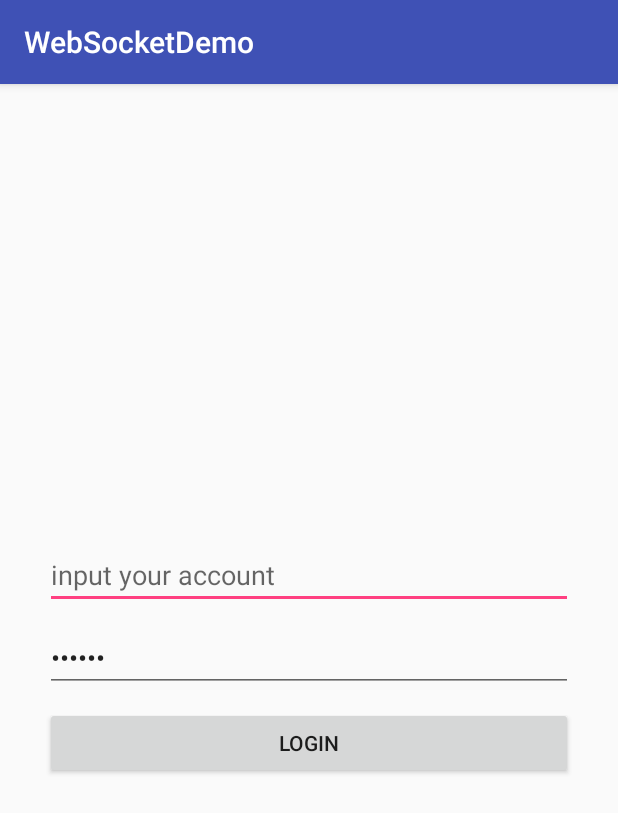
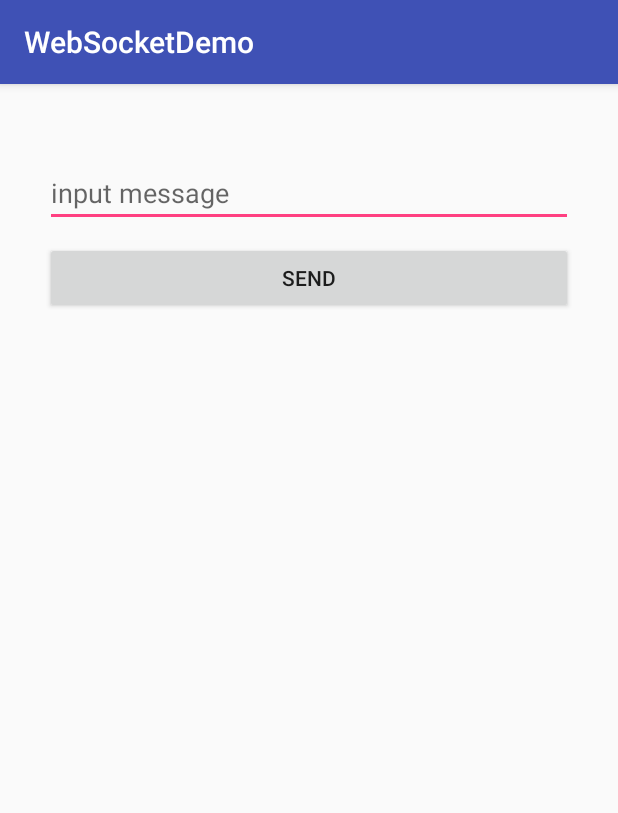
Before and after one commit to 0xZhangKe/WebSocketDemo, an Android app: the screen it shows after launch (LoginActivity), on a phone screen of 412 x 824 dp. Shown: the top 813 px of the screen. Run offline under Robolectric (Android 15) with nearby library versions, the phone set to English and light mode, and no system bars; libraries missing offline, so code that uses them is left out: com.alibaba.fastjson, org.java_websocket, org.java_websocket.drafts, org.java_websocket.framing; 5 statements that could not run were skipped.

Commit message:
完善测试代码

```diff
--- a/sample/src/main/java/com/zhangke/websocketdemo/App.java
+++ b/sample/src/main/java/com/zhangke/websocketdemo/App.java
@@ -19,11 +19,11 @@ public class App extends Application {
         WebSocketHandler.registerNetworkChangedReceiver(this);
 
         WebSocketSetting setting = new WebSocketSetting();
-        setting.setConnectUrl("Your WebSocket connect url");//必选
+        setting.setConnectUrl("wss://zldtest.zlddata.cn/wsapi");//必选
         setting.setReconnectWithNetworkChanged(true);
         setting.setProcessDataOnBackground(true);
         setting.setReconnectFrequency(20);
-        setting.setResponseProcessDispatcher(new AppResponseDispatcher<CommonResponseEntity>());
+        setting.setResponseProcessDispatcher(new AppResponseDispatcher());
         setting.setConnectTimeout(60);
 
         WebSocketHandler.initDefaultWebSocket(setting)
--- a/sample/src/main/java/com/zhangke/websocketdemo/AppResponseDispatcher.java
+++ b/sample/src/main/java/com/zhangke/websocketdemo/AppResponseDispatcher.java
@@ -9,14 +9,14 @@ import com.zhangke.websocket.response.ErrorResponse;
 /**
  * Created by ZhangKe on 2018/6/27.
  */
-public class AppResponseDispatcher<T> extends SimpleDispatcher<T> {
+public class AppResponseDispatcher extends SimpleDispatcher {
 
     private static final String LOGTAG = "AppResponseDispatcher";
 
     @Override
     public void onMessage(String message, ResponseDelivery delivery) {
         CommonResponseEntity entity = new CommonResponseEntity();
-        delivery.onMessage(entity);
+        delivery.onMessage(message, entity);
     }
 
     /**
@@ -26,14 +26,14 @@ public class AppResponseDispatcher<T> extends SimpleDispatcher<T> {
     @Override
     public void onSendDataError(ErrorResponse error, ResponseDelivery delivery) {
         switch (error.getErrorCode()) {
-            case 1:
+            case ErrorResponse.ERROR_NO_CONNECT:
                 error.setDescription("网络错误");
                 break;
-            case 2:
-                error.setDescription("网络错误");
+            case ErrorResponse.ERROR_UN_INIT:
+                error.setDescription("连接未初始化");
                 break;
-            case 3:
-                error.setDescription("网络错误");
+            case ErrorResponse.ERROR_UNKNOWN:
+                error.setDescription("未知错误");
                 break;
             case 11:
                 error.setDescription("数据格式异常");
--- a/sample/src/main/java/com/zhangke/websocketdemo/LoginActivity.java
+++ b/sample/src/main/java/com/zhangke/websocketdemo/LoginActivity.java
@@ -7,6 +7,7 @@ import android.text.TextUtils;
 import android.view.View;
 import android.widget.Button;
 import android.widget.EditText;
+import android.widget.TextView;
 
 import com.alibaba.fastjson.JSONObject;
 import com.zhangke.websocket.SimpleListener;
@@ -21,21 +22,59 @@ import java.nio.ByteBuffer;
 
 public class LoginActivity extends AppCompatActivity {
 
-    /**
-     * 假设这是登陆的接口Path
-     */
-    private static final String LOGIN_PATH = "Login";
+    private EditText etContent;
+    private TextView tvMsg;
 
-    private EditText etAccount;
-    private EditText etPassword;
-    private Button btnLogin;
+    private SocketListener socketListener = new SocketListener() {
+        @Override
+        public void onConnected() {
+            appendMsgDisplay("onConnected");
+        }
 
-    private SocketListener socketListener = new SimpleListener() {
         @Override
-        public <T> void onMessage(T data) {
-            super.onMessage(data);
-            if (data instanceof CommonResponseEntity) {
-                CommonResponseEntity entity = (CommonResponseEntity) data;
+        public void onConnectFailed(Throwable e) {
+            if(e != null){
+                appendMsgDisplay("onConnectFailed:" + e.toString());
+            }else{
+                appendMsgDisplay("onConnectFailed:null");
+            }
+        }
+
+        @Override
+        public void onDisconnect() {
+            appendMsgDisplay("onDisconnect");
+        }
+
+        @Override
+        public void onSendDataError(ErrorResponse errorResponse) {
+            appendMsgDisplay("onSendDataError:" + errorResponse.toString());
+        }
+
+        @Override
+        public <T> void onMessage(String message, T data) {
+            appendMsgDisplay("onMessage(String, T):" + message);
+        }
+
+        @Override
+        public <T> void onMessage(ByteBuffer bytes, T data) {
+            appendMsgDisplay("onMessage(ByteBuffer, T):" + bytes);
+        }
+
+        @Override
+        public void onPing(Framedata framedata) {
+            if(framedata != null){
+                appendMsgDisplay("onPing:" + framedata.toString());
+            }else{
+                appendMsgDisplay("onPing:null");
+            }
+        }
+
+        @Override
+        public void onPong(Framedata framedata) {
+            if(framedata != null){
+                appendMsgDisplay("onPong:" + framedata.toString());
+            }else{
+                appendMsgDisplay("onPong:null");
             }
         }
     };
@@ -45,32 +84,27 @@ public class LoginActivity extends AppCompatActivity {
         super.onCreate(savedInstanceState);
         setContentView(R.layout.activity_login);
 
+        initView();
+
         WebSocketHandler.getDefault().addListener(socketListener);
 
-        initView();
     }
 
     private void initView() {
-        etAccount = (EditText) findViewById(R.id.et_account);
-        etPassword = (EditText) findViewById(R.id.et_password);
-        btnLogin = (Button) findViewById(R.id.btn_login);
+        etContent = (EditText) findViewById(R.id.et_content);
+        tvMsg = (TextView) findViewById(R.id.tv_msg);
 
-        btnLogin.setOnClickListener(new View.OnClickListener() {
+        findViewById(R.id.btn_send).setOnClickListener(new View.OnClickListener() {
             @Override
             public void onClick(View v) {
-                String account = etAccount.getText().toString();
-                String password = etPassword.getText().toString();
-                if (TextUtils.isEmpty(account) || TextUtils.isEmpty(password)) {
+                String text = etContent.getText().toString();
+                if (TextUtils.isEmpty(text)) {
                     UiUtil.showToast(LoginActivity.this, "输入不能为空");
                     return;
                 }
-                login(account, password);
+                WebSocketHandler.getDefault().send(text);
             }
         });
-    }
-
-    private void login(String account, String password) {
-        WebSocketHandler.getDefault().send("");
     }
 
     @Override
@@ -78,4 +112,15 @@ public class LoginActivity extends AppCompatActivity {
         super.onDestroy();
         WebSocketHandler.getDefault().removeListener(socketListener);
     }
+
+    private void appendMsgDisplay(String msg){
+        StringBuilder textBuilder = new StringBuilder();
+        if(!TextUtils.isEmpty(tvMsg.getText())){
+            textBuilder.append(tvMsg.getText().toString());
+            textBuilder.append("\n");
+        }
+        textBuilder.append(msg);
+        textBuilder.append("\n");
+        tvMsg.setText(textBuilder.toString());
+    }
 }
--- a/sample/src/main/res/layout/activity_login.xml
+++ b/sample/src/main/res/layout/activity_login.xml
@@ -1,40 +1,40 @@
 <?xml version="1.0" encoding="utf-8"?>
 <LinearLayout xmlns:android="http://schemas.android.com/apk/res/android"
-    xmlns:app="http://schemas.android.com/apk/res-auto"
-    xmlns:tools="http://schemas.android.com/tools"
     android:layout_width="match_parent"
     android:layout_height="match_parent"
     android:gravity="center"
-    android:orientation="vertical"
-    tools:context="com.zhangke.websocketdemo.LoginActivity">
+    android:orientation="vertical">
 
     <EditText
-        android:id="@+id/et_account"
+        android:id="@+id/et_content"
         android:layout_width="match_parent"
         android:layout_height="wrap_content"
         android:layout_marginLeft="30dp"
+        android:layout_marginTop="50dp"
         android:layout_marginRight="30dp"
-        android:hint="input your account"
-        android:lines="1" />
+        android:hint="input message" />
 
-    <EditText
-        android:id="@+id/et_password"
+    <Button
+        android:id="@+id/btn_send"
         android:layout_width="match_parent"
         android:layout_height="wrap_content"
         android:layout_marginLeft="30dp"
+        android:layout_marginTop="10dp"
         android:layout_marginRight="30dp"
-        android:layout_marginTop="10dp"
-        android:text="123456"
-        android:inputType="textPassword"
-        android:hint="input your password"
-        android:lines="1" />
+        android:text="SEND" />
 
-    <Button
-        android:id="@+id/btn_login"
+    <ScrollView
         android:layout_width="match_parent"
-        android:layout_height="wrap_content"
-        android:layout_marginLeft="30dp"
-        android:layout_marginRight="30dp"
-        android:layout_marginTop="10dp"
-        android:text="Login"/>
+        android:layout_height="match_parent"
+        android:fillViewport="true"
+        android:paddingBottom="20dp">
+
+        <TextView
+            android:id="@+id/tv_msg"
+            android:layout_width="match_parent"
+            android:layout_height="match_parent"
+            android:layout_marginLeft="30dp"
+            android:layout_marginTop="10dp"
+            android:layout_marginRight="30dp" />
+    </ScrollView>
 </LinearLayout>
```
